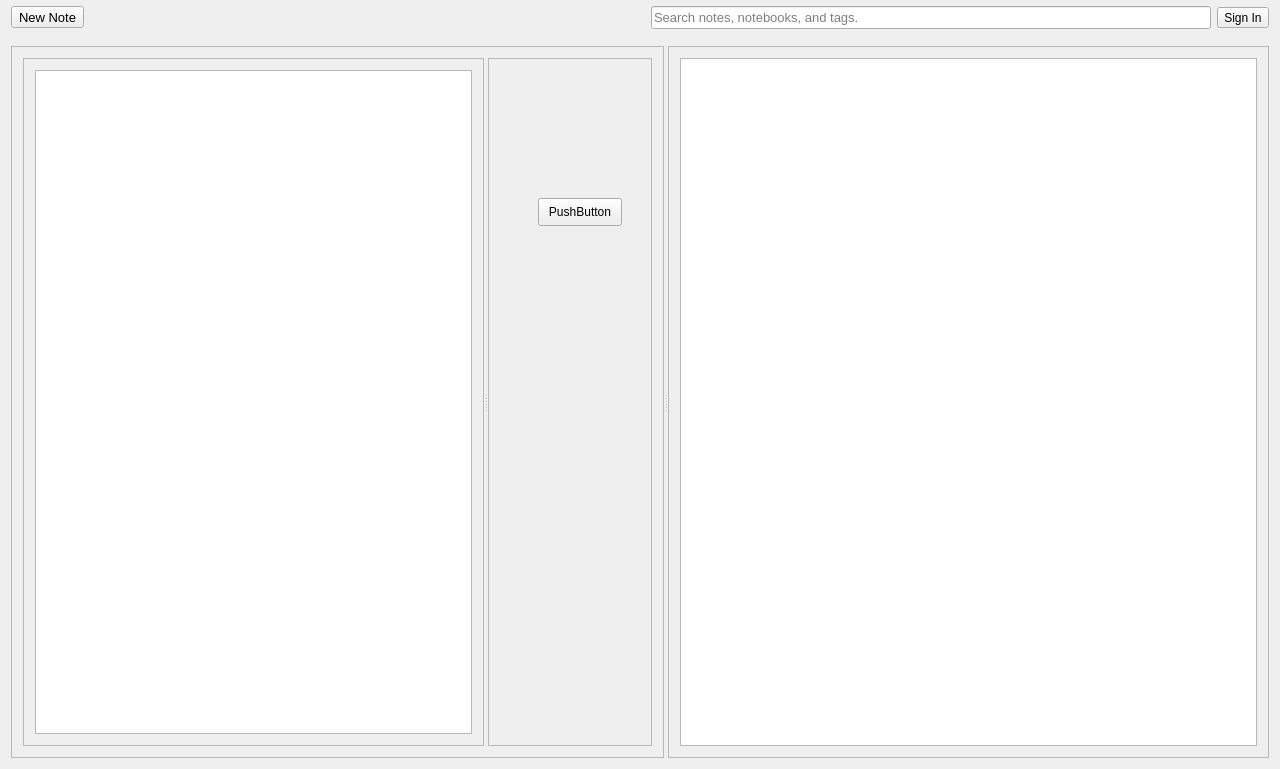
Before: the Qt Designer form mainwindow.ui in Open-App-Library/Vibrato-Notes-Desktop, drawn with Qt 5.
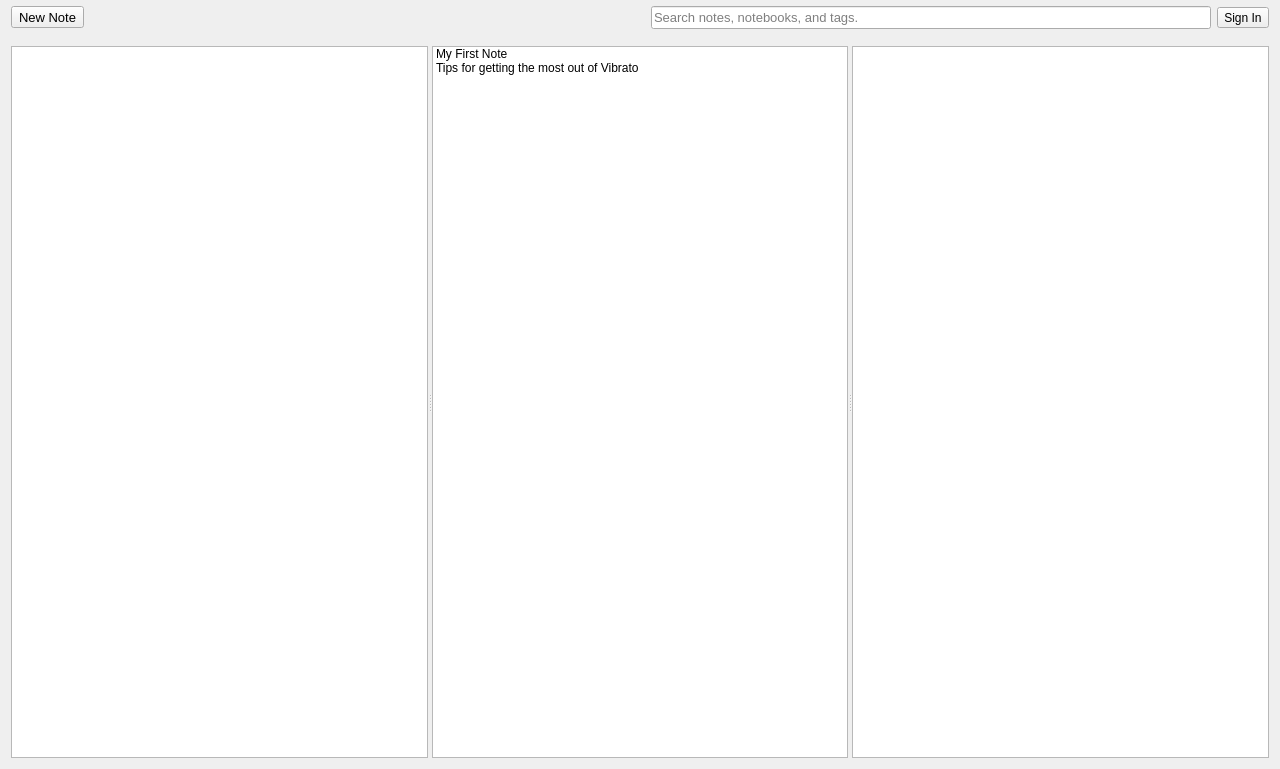
After: the same form once the commit is applied. Icons and pictures are not drawn.

Diff of the .ui file:
```diff
--- a/mainwindow.ui
+++ b/mainwindow.ui
@@ -139,64 +139,35 @@
     </item>
     <item>
      <widget class="QWidget" name="contentArea" native="true">
-      <layout class="QHBoxLayout" name="horizontalLayout_2">
+      <layout class="QVBoxLayout" name="verticalLayout_3">
        <item>
         <widget class="QSplitter" name="splitter">
          <property name="orientation">
           <enum>Qt::Horizontal</enum>
          </property>
-         <widget class="QFrame" name="sidebar">
-          <property name="frameShape">
-           <enum>QFrame::StyledPanel</enum>
+         <widget class="QTreeView" name="notebookTreeView">
+          <property name="styleSheet">
+           <string notr="true"/>
           </property>
-          <property name="frameShadow">
-           <enum>QFrame::Raised</enum>
-          </property>
-          <layout class="QHBoxLayout" name="horizontalLayout_4">
-           <item>
-            <widget class="QSplitter" name="splitter_2">
-             <property name="orientation">
-              <enum>Qt::Horizontal</enum>
-             </property>
-             <widget class="QFrame" name="rightSidebar">
-              <property name="frameShape">
-               <enum>QFrame::StyledPanel</enum>
-              </property>
-              <property name="frameShadow">
-               <enum>QFrame::Raised</enum>
-              </property>
-              <layout class="QVBoxLayout" name="verticalLayout_3">
-               <item>
-                <widget class="QTreeView" name="notebookTreeView"/>
-               </item>
-              </layout>
-             </widget>
-             <widget class="QFrame" name="frame_2">
-              <property name="frameShape">
-               <enum>QFrame::StyledPanel</enum>
-              </property>
-              <property name="frameShadow">
-               <enum>QFrame::Raised</enum>
-              </property>
-              <widget class="QPushButton" name="pushButton">
-               <property name="geometry">
-                <rect>
-                 <x>50</x>
-                 <y>140</y>
-                 <width>84</width>
-                 <height>28</height>
-                </rect>
-               </property>
-               <property name="text">
-                <string>PushButton</string>
-               </property>
-              </widget>
-             </widget>
-            </widget>
-           </item>
-          </layout>
+         </widget>
+         <widget class="QListWidget" name="noteList">
+          <item>
+           <property name="text">
+            <string>My First Note</string>
+           </property>
+          </item>
+          <item>
+           <property name="text">
+            <string>Tips for getting the most out of Vibrato</string>
+           </property>
+          </item>
          </widget>
          <widget class="QFrame" name="noteEditingArea">
+          <property name="styleSheet">
+           <string notr="true">#noteEditingArea {
+	border: 0;
+}</string>
+          </property>
           <property name="frameShape">
            <enum>QFrame::StyledPanel</enum>
           </property>
@@ -204,6 +175,18 @@
            <enum>QFrame::Raised</enum>
           </property>
           <layout class="QVBoxLayout" name="verticalLayout_2">
+           <property name="leftMargin">
+            <number>0</number>
+           </property>
+           <property name="topMargin">
+            <number>0</number>
+           </property>
+           <property name="rightMargin">
+            <number>0</number>
+           </property>
+           <property name="bottomMargin">
+            <number>0</number>
+           </property>
            <item>
             <widget class="QTextEdit" name="textEdit"/>
            </item>
```
Left out of the diff: 15 changed lines with no effect on the pictures.
